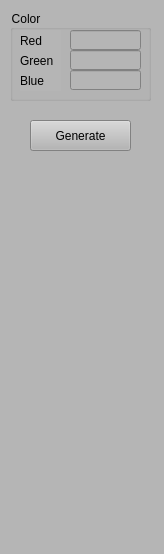
Above: PMBuilding/ControlWidget.ui from gnishida/PMBuilding before the change. Below: the same form after it.
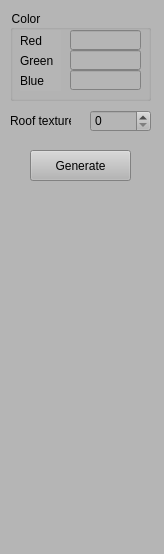
That is the form after the change.

Commit message: Add roofTextureId to building object.

The edit to the form file:
```diff
--- a/PMBuilding/ControlWidget.ui
+++ b/PMBuilding/ControlWidget.ui
@@ -115,7 +115,7 @@
     <property name="geometry">
      <rect>
       <x>30</x>
-      <y>120</y>
+      <y>150</y>
       <width>101</width>
       <height>31</height>
      </rect>
@@ -124,6 +124,29 @@
      <string>Generate</string>
     </property>
    </widget>
+   <widget class="QSpinBox" name="spinBoxRoofTextureId">
+    <property name="geometry">
+     <rect>
+      <x>90</x>
+      <y>110</y>
+      <width>61</width>
+      <height>22</height>
+     </rect>
+    </property>
+   </widget>
+   <widget class="QLabel" name="label">
+    <property name="geometry">
+     <rect>
+      <x>10</x>
+      <y>110</y>
+      <width>61</width>
+      <height>21</height>
+     </rect>
+    </property>
+    <property name="text">
+     <string>Roof texture</string>
+    </property>
+   </widget>
   </widget>
  </widget>
  <resources/>
```
The commit also changes 4 other files.
